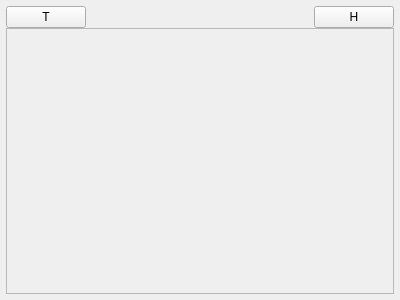
Before: the Qt Designer form gui/contents_area.ui in LotusAndCompany/devtools, drawn with Qt 5.
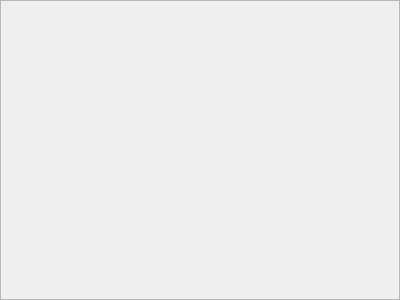
After: the same form once the commit is applied.

Commit message: Implement sidemenuVisibilityButton and windowAlwaysOnTopButton Change base type of ContentArea Move buttons from ContentArea to MainWindow

Diff of the .ui file:
```diff
--- a/gui/contents_area.ui
+++ b/gui/contents_area.ui
@@ -1,7 +1,7 @@
 <?xml version="1.0" encoding="UTF-8"?>
 <ui version="4.0">
  <class>ContentsArea</class>
- <widget class="QWidget" name="ContentsArea">
+ <widget class="QFrame" name="ContentsArea">
   <property name="geometry">
    <rect>
     <x>0</x>
@@ -13,7 +13,10 @@
   <property name="windowTitle">
    <string/>
   </property>
-  <layout class="QVBoxLayout" name="verticalLayout">
+  <property name="frameShape">
+   <enum>QFrame::StyledPanel</enum>
+  </property>
+  <layout class="QVBoxLayout" name="contentsAreaLayout">
    <property name="spacing">
     <number>0</number>
    </property>
@@ -29,73 +32,6 @@
    <property name="bottomMargin">
     <number>6</number>
    </property>
-   <item>
-    <layout class="QHBoxLayout" name="horizontalLayout">
-     <item>
-      <widget class="QPushButton" name="showOnTopButton">
-       <property name="text">
-        <string>T</string>
-       </property>
-      </widget>
-     </item>
-     <item>
-      <spacer name="horizontalSpacer">
-       <property name="orientation">
-        <enum>Qt::Horizontal</enum>
-       </property>
-       <property name="sizeHint" stdset="0">
-        <size>
-         <width>40</width>
-         <height>20</height>
-        </size>
-       </property>
-      </spacer>
-     </item>
-     <item>
-      <widget class="QPushButton" name="hideSubmenuButton">
-       <property name="text">
-        <string>H</string>
-       </property>
-      </widget>
-     </item>
-    </layout>
-   </item>
-   <item>
-    <widget class="QFrame" name="frame">
-     <property name="sizePolicy">
-      <sizepolicy hsizetype="Preferred" vsizetype="Expanding">
-       <horstretch>0</horstretch>
-       <verstretch>0</verstretch>
-      </sizepolicy>
-     </property>
-     <property name="frameShape">
-      <enum>QFrame::StyledPanel</enum>
-     </property>
-     <property name="frameShadow">
-      <enum>QFrame::Raised</enum>
-     </property>
-     <property name="lineWidth">
-      <number>1</number>
-     </property>
-     <property name="midLineWidth">
-      <number>0</number>
-     </property>
-     <layout class="QVBoxLayout" name="contentsAreaLayout">
-      <property name="leftMargin">
-       <number>0</number>
-      </property>
-      <property name="topMargin">
-       <number>0</number>
-      </property>
-      <property name="rightMargin">
-       <number>0</number>
-      </property>
-      <property name="bottomMargin">
-       <number>0</number>
-      </property>
-     </layout>
-    </widget>
-   </item>
   </layout>
  </widget>
  <resources/>
```
The commit also changes 14 other files.
